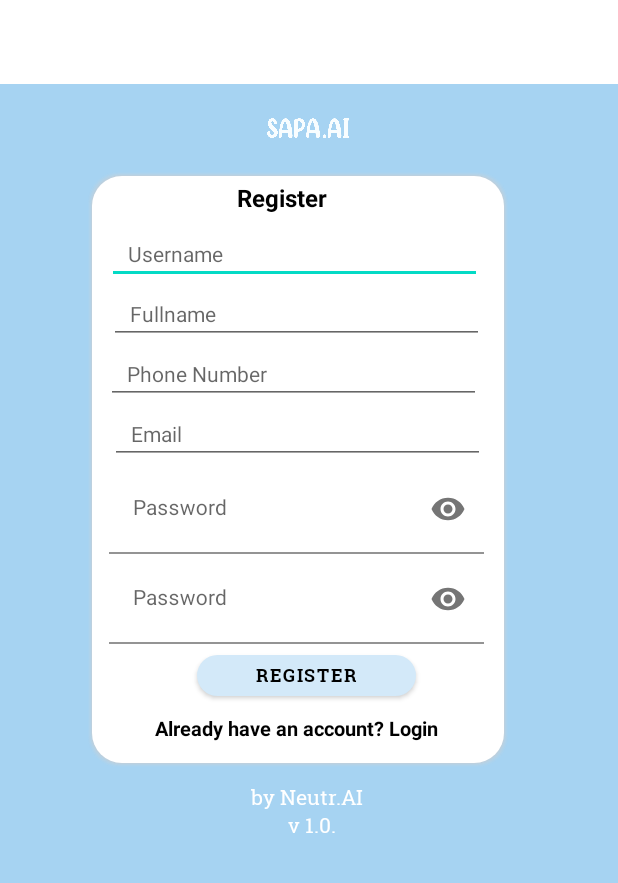
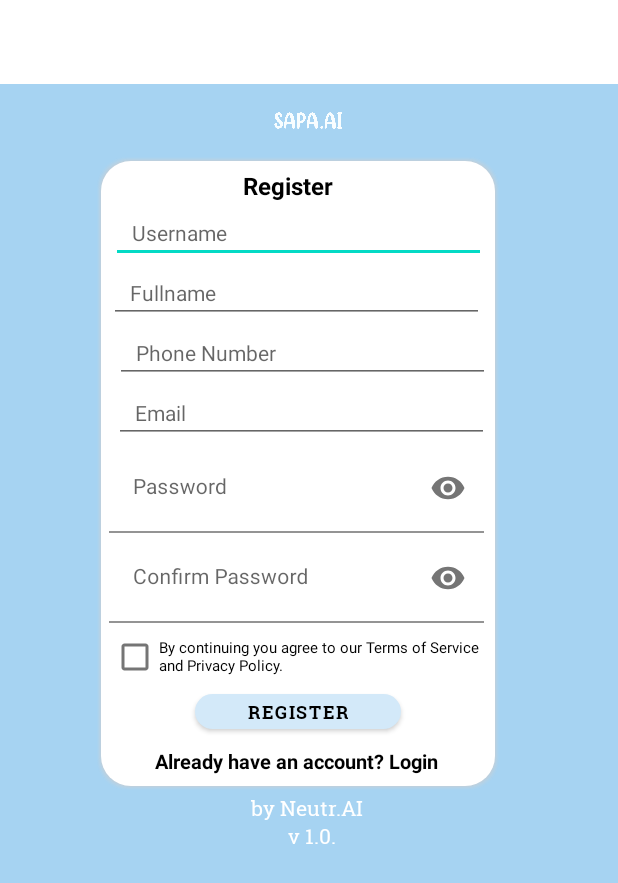
Before and after one commit to husni-zuhdi/Sapa.AI, an Android app: the RegisterActivity screen opened directly, with no data from a screen before it, on a phone screen of 412 x 824 dp. Shown: the top 883 px of the screen. Run offline under Robolectric (Android 15) with nearby library versions, the phone set to English and light mode, and no system bars; our stand-ins replace Firebase (no records; nobody signed in at launch, a user with empty details on screens opened directly).

Commit message:
update form but not complete

```diff
--- a/app/src/main/java/com/project/sapaai/ui/form/Form.kt
+++ b/app/src/main/java/com/project/sapaai/ui/form/Form.kt
@@ -3,7 +3,8 @@ package com.project.sapaai.ui.form
 data class Form(
     val id: String,
     val nama_korban: String,
-    val nama_pelaku: String) {
+    val nama_pelaku: String,
+    val kronologi_kejadian: String) {
     constructor() : this(
-        "", "", "")
+        "", "", "","")
 }
--- a/app/src/main/java/com/project/sapaai/ui/form/FormActivity.kt
+++ b/app/src/main/java/com/project/sapaai/ui/form/FormActivity.kt
@@ -16,6 +16,7 @@ import java.util.*
 class FormActivity : AppCompatActivity(), View.OnClickListener{
     private lateinit var etKorban : EditText
     private lateinit var etPelaku : EditText
+    private lateinit var etKronologi : EditText
     private lateinit var btnForm : Button
 
       override fun onCreate(savedInstanceState: Bundle?) {
@@ -24,6 +25,7 @@ class FormActivity : AppCompatActivity(), View.OnClickListener{
 
         etKorban = findViewById(R.id.fieldKorban)
         etPelaku = findViewById(R.id.fieldPelaku)
+        etKronologi = findViewById(R.id.fieldKronologi)
         btnForm = findViewById(R.id.buttonForm)
 
         btnForm.setOnClickListener(this)
@@ -38,6 +40,7 @@ class FormActivity : AppCompatActivity(), View.OnClickListener{
     private fun saveData(){
         val Nkorban: String = etKorban.text.toString().trim()
         val Ntersangka : String = etPelaku.text.toString().trim()
+        val Nkronologi : String = etKronologi.text.toString().trim()
 
         if(Nkorban.isEmpty()){
             etKorban.error = "isi nama korban!"
@@ -47,9 +50,13 @@ class FormActivity : AppCompatActivity(), View.OnClickListener{
             etPelaku.error = "isi nama tersangka!"
             return
         }
+        if(Nkronologi.isEmpty()){
+            etPelaku.error = "isi nama tersangka!"
+            return
+        }
         val ref : DatabaseReference = FirebaseDatabase.getInstance().getReference("forms")
         val userId = ref.push().key
-        val form = Form(userId!!,Nkorban,Ntersangka)
+        val form = Form(userId!!,Nkorban,Ntersangka,Nkronologi)
 
         if (userId != null){
             ref.child(userId).setValue(form).addOnCompleteListener{
--- a/app/src/main/res/layout/activity_form.xml
+++ b/app/src/main/res/layout/activity_form.xml
@@ -216,12 +216,12 @@
 
     <Button
         android:id="@+id/buttonForm"
-        android:layout_width="137dp"
-        android:layout_height="32dp"
+        android:layout_width="139dp"
+        android:layout_height="36dp"
         android:layout_marginStart="91dp"
         android:layout_marginEnd="74dp"
         android:layout_marginBottom="3dp"
-        android:text="Report"
+        android:text="kirim"
         android:textColor="#FF000000"
         android:theme="@style/Theme_Bottom_Login"
         app:cornerRadius="20dp"
--- a/app/src/main/res/layout/activity_register.xml
+++ b/app/src/main/res/layout/activity_register.xml
@@ -11,30 +11,30 @@
     <ImageView
         android:id="@+id/icon"
         android:layout_width="412dp"
-        android:layout_height="58dp"
+        android:layout_height="48dp"
         android:layout_centerHorizontal="true"
         android:src="@drawable/icon_sapa_text"
         app:layout_constraintEnd_toEndOf="parent"
         app:layout_constraintStart_toStartOf="parent"
         app:layout_constraintTop_toTopOf="parent" />
 
+
     <View
         android:id="@+id/view"
-        android:layout_width="281dp"
-        android:layout_height="398dp"
-        android:layout_marginTop="0dp"
+        android:layout_width="269dp"
+        android:layout_height="423dp"
         android:background="@drawable/shape_back_card"
         app:layout_constraintEnd_toEndOf="parent"
-        app:layout_constraintHorizontal_bias="0.446"
+        app:layout_constraintHorizontal_bias="0.448"
         app:layout_constraintStart_toStartOf="parent"
         app:layout_constraintTop_toBottomOf="@+id/icon" />
 
-
     <TextView
         android:id="@+id/Register"
-        android:layout_width="192dp"
-        android:layout_height="35dp"
+        android:layout_width="191dp"
+        android:layout_height="23dp"
         android:layout_marginStart="34dp"
+        android:layout_marginTop="8dp"
         android:layout_marginEnd="66dp"
         android:gravity="center"
         android:text="@string/title_register"
@@ -42,7 +42,7 @@
         android:textSize="16sp"
         android:textStyle="bold"
         app:layout_constraintEnd_toEndOf="@+id/view"
-        app:layout_constraintHorizontal_bias="0.0"
+        app:layout_constraintHorizontal_bias="0.09"
         app:layout_constraintStart_toStartOf="@+id/view"
         app:layout_constraintTop_toTopOf="@+id/view" />
 
@@ -58,7 +58,7 @@
         android:maxLines="1"
         android:textSize="14sp"
         app:layout_constraintEnd_toEndOf="@+id/view"
-        app:layout_constraintHorizontal_bias="0.636"
+        app:layout_constraintHorizontal_bias="0.454"
         app:layout_constraintStart_toStartOf="@+id/view"
         app:layout_constraintTop_toBottomOf="@+id/Register" />
 
@@ -99,12 +99,13 @@
         android:layout_height="40dp"
         android:layout_marginStart="18dp"
         android:layout_marginEnd="24dp"
-        android:textSize="14sp"
         android:ellipsize="end"
         android:hint="   Phone Number"
         android:inputType="textEmailAddress"
         android:maxLines="1"
+        android:textSize="14sp"
         app:layout_constraintEnd_toEndOf="@+id/view"
+        app:layout_constraintHorizontal_bias="0.25"
         app:layout_constraintStart_toStartOf="@+id/view"
         app:layout_constraintTop_toBottomOf="@+id/fieldFullname" />
 
@@ -143,9 +144,8 @@
         android:layout_height="60dp"
         android:layout_gravity="center"
         android:layout_marginStart="20dp"
-        android:layout_marginTop="0dp"
         android:layout_marginEnd="22dp"
-        android:hint="Password"
+        android:hint="Confirm Password"
         app:layout_constraintEnd_toEndOf="@+id/view"
         app:layout_constraintStart_toStartOf="@+id/view"
         app:layout_constraintTop_toBottomOf="@+id/textInputLayout"
@@ -167,21 +167,35 @@
     </com.google.android.material.textfield.TextInputLayout>
 
 
+    <CheckBox
+        android:id="@+id/checkBox1"
+        android:layout_width="251dp"
+        android:layout_height="30dp"
+        android:layout_centerInParent="true"
+        android:layout_marginStart="16dp"
+        android:layout_marginTop="7dp"
+        android:layout_marginEnd="14dp"
+        android:text="By continuing you agree to our Terms of Service and Privacy Policy."
+        android:textSize="10sp"
+        app:layout_constraintEnd_toEndOf="@+id/view"
+        app:layout_constraintStart_toStartOf="@+id/view"
+        app:layout_constraintTop_toBottomOf="@+id/textInputLayout2" />
+
     <Button
         android:id="@+id/buttonSignUp"
-        android:layout_width="146dp"
-        android:layout_height="39dp"
+        android:layout_width="137dp"
+        android:layout_height="35dp"
         android:layout_marginStart="76dp"
-        android:layout_marginTop="1dp"
+        android:layout_marginTop="4dp"
         android:layout_marginEnd="66dp"
         android:text="@string/title_register"
         android:textColor="#FF000000"
         android:theme="@style/Theme_Bottom_Login"
         app:cornerRadius="20dp"
         app:layout_constraintEnd_toEndOf="@+id/view"
-        app:layout_constraintHorizontal_bias="0.454"
+        app:layout_constraintHorizontal_bias="1.0"
         app:layout_constraintStart_toStartOf="@+id/view"
-        app:layout_constraintTop_toBottomOf="@+id/textInputLayout2" />
+        app:layout_constraintTop_toBottomOf="@+id/checkBox1" />
 
     <TextView
         android:id="@+id/tv_register"
@@ -205,7 +219,7 @@
         style="@style/Theme_Footer"
         android:layout_width="wrap_content"
         android:layout_height="wrap_content"
-        android:layout_marginTop="9dp"
+        android:layout_marginTop="1dp"
         android:gravity="center"
         android:text="@string/copyright"
         app:layout_constraintBottom_toBottomOf="parent"
```
